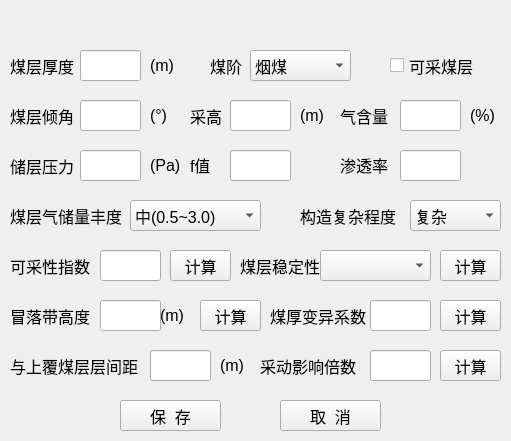
Qt form python/cbm/uifiles/coal_design_dlg.ui (wyrover/cbm) before a commit.
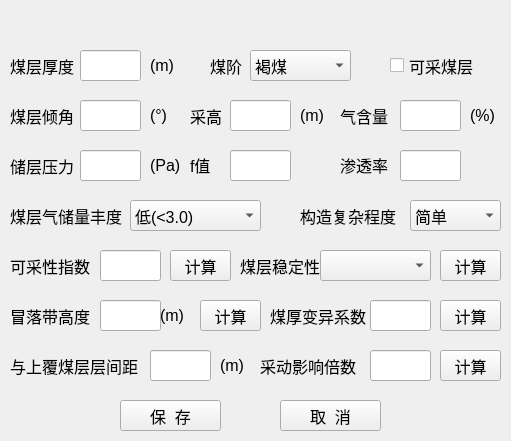
The same form after that commit. Icons and pictures are not drawn.

Diff of the .ui file:
```diff
--- a/python/cbm/uifiles/coal_design_dlg.ui
+++ b/python/cbm/uifiles/coal_design_dlg.ui
@@ -86,6 +86,16 @@
       <height>31</height>
      </rect>
     </property>
+    <item>
+     <property name="text">
+      <string>简单</string>
+     </property>
+    </item>
+    <item>
+     <property name="text">
+      <string>中等</string>
+     </property>
+    </item>
     <item>
      <property name="text">
       <string>复杂</string>
@@ -315,16 +325,6 @@
       <height>31</height>
      </rect>
     </property>
-    <item>
-     <property name="text">
-      <string>中(0.5~3.0)</string>
-     </property>
-    </item>
-    <item>
-     <property name="text">
-      <string>高(&gt;3.0)</string>
-     </property>
-    </item>
     <item>
      <property name="text">
       <string>低(&lt;3.0)</string>
@@ -340,11 +340,6 @@
       <height>31</height>
      </rect>
     </property>
-    <item>
-     <property name="text">
-      <string>烟煤</string>
-     </property>
-    </item>
     <item>
      <property name="text">
       <string>褐煤</string>
```
Left out of the diff: 25 changed lines with no effect on the pictures.
